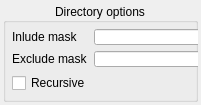
Qt form src/corelibs/U2Designer/src/ui/DirectoryOptions.ui (violethaze74/ugene) before a commit.
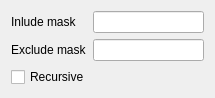
The same form after that commit.

What changed in the file:
```diff
--- a/src/corelibs/U2Designer/src/ui/DirectoryOptions.ui
+++ b/src/corelibs/U2Designer/src/ui/DirectoryOptions.ui
@@ -7,7 +7,7 @@
     <x>0</x>
     <y>0</y>
     <width>201</width>
-    <height>105</height>
+    <height>92</height>
    </rect>
   </property>
   <property name="sizePolicy">
@@ -31,37 +31,7 @@
   <property name="windowTitle">
    <string>Form</string>
   </property>
-  <layout class="QVBoxLayout" name="verticalLayout_2">
-   <property name="spacing">
-    <number>3</number>
-   </property>
-   <property name="sizeConstraint">
-    <enum>QLayout::SetMaximumSize</enum>
-   </property>
-   <property name="margin">
-    <number>3</number>
-   </property>
-   <item>
-    <widget class="QGroupBox" name="optionsGroupBox">
-     <property name="sizePolicy">
-      <sizepolicy hsizetype="Preferred" vsizetype="Preferred">
-       <horstretch>0</horstretch>
-       <verstretch>0</verstretch>
-      </sizepolicy>
-     </property>
-     <property name="title">
-      <string>Directory options</string>
-     </property>
-     <property name="alignment">
-      <set>Qt::AlignCenter</set>
-     </property>
-     <property name="flat">
-      <bool>true</bool>
-     </property>
      <layout class="QVBoxLayout" name="verticalLayout">
-      <property name="margin">
-       <number>6</number>
-      </property>
       <item>
        <layout class="QGridLayout" name="gridLayout">
         <item row="1" column="0">
@@ -144,14 +114,6 @@
        </widget>
       </item>
      </layout>
-    </widget>
-   </item>
-  </layout>
-  <zorder>optionsGroupBox</zorder>
-  <zorder>recursiveBox</zorder>
-  <zorder></zorder>
-  <zorder>recursiveBox</zorder>
-  <zorder></zorder>
  </widget>
  <resources/>
  <connections/>
```
Lines whose indentation alone changed are shown as unchanged.
